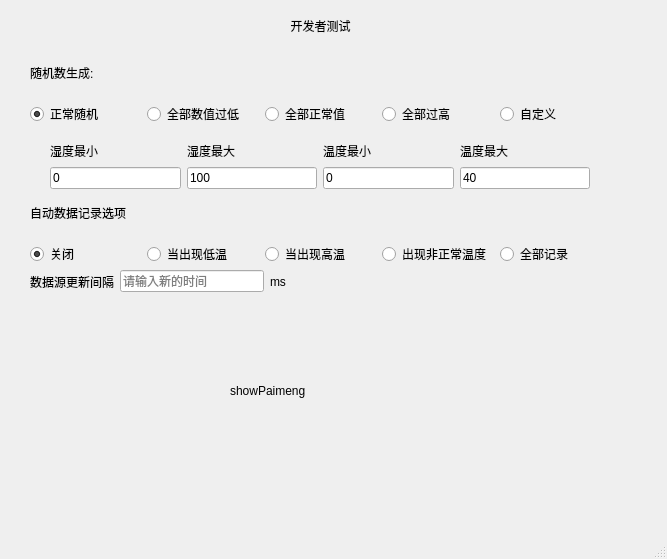
This is devtool.ui in WhereAreBugs/Cuit_project3 as Qt 5 draws it before an edit. The edited form follows.
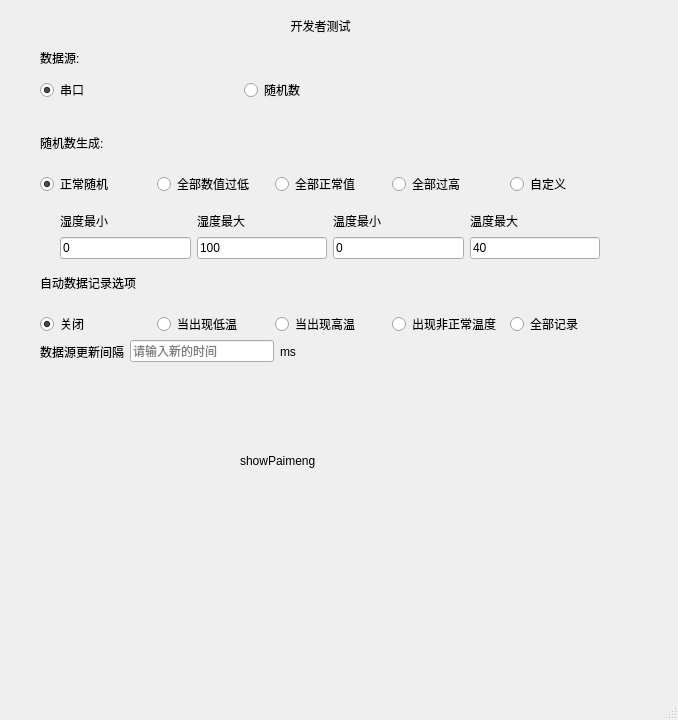
This is the edited form.

```diff
--- a/devtool.ui
+++ b/devtool.ui
@@ -6,8 +6,8 @@
    <rect>
     <x>0</x>
     <y>0</y>
-    <width>667</width>
-    <height>559</height>
+    <width>678</width>
+    <height>720</height>
    </rect>
   </property>
   <property name="windowTitle">
@@ -33,8 +33,8 @@
    <widget class="QLabel" name="showPaimeng">
     <property name="geometry">
      <rect>
-      <x>230</x>
-      <y>310</y>
+      <x>240</x>
+      <y>380</y>
       <width>181</width>
       <height>161</height>
      </rect>
@@ -46,8 +46,8 @@
    <widget class="QWidget" name="layoutWidget">
     <property name="geometry">
      <rect>
-      <x>30</x>
-      <y>50</y>
+      <x>40</x>
+      <y>120</y>
       <width>581</width>
       <height>91</height>
      </rect>
@@ -128,8 +128,8 @@
    <widget class="QWidget" name="layoutWidget_2">
     <property name="geometry">
      <rect>
-      <x>30</x>
-      <y>190</y>
+      <x>40</x>
+      <y>260</y>
       <width>581</width>
       <height>91</height>
      </rect>
@@ -210,8 +210,8 @@
    <widget class="QWidget" name="layoutWidget">
     <property name="geometry">
      <rect>
-      <x>30</x>
-      <y>270</y>
+      <x>40</x>
+      <y>340</y>
       <width>256</width>
       <height>23</height>
      </rect>
@@ -243,8 +243,8 @@
    <widget class="QWidget" name="layoutWidget">
     <property name="geometry">
      <rect>
-      <x>50</x>
-      <y>140</y>
+      <x>60</x>
+      <y>210</y>
       <width>540</width>
       <height>49</height>
      </rect>
@@ -324,6 +324,48 @@
      </item>
     </layout>
    </widget>
+   <widget class="QLabel" name="label_7">
+    <property name="geometry">
+     <rect>
+      <x>40</x>
+      <y>50</y>
+      <width>58</width>
+      <height>16</height>
+     </rect>
+    </property>
+    <property name="text">
+     <string>数据源:</string>
+    </property>
+   </widget>
+   <widget class="QWidget" name="horizontalLayoutWidget">
+    <property name="geometry">
+     <rect>
+      <x>40</x>
+      <y>70</y>
+      <width>401</width>
+      <height>41</height>
+     </rect>
+    </property>
+    <layout class="QHBoxLayout" name="horizontalLayout_4">
+     <item>
+      <widget class="QRadioButton" name="isSerial">
+       <property name="text">
+        <string>串口</string>
+       </property>
+       <property name="checked">
+        <bool>true</bool>
+       </property>
+      </widget>
+     </item>
+     <item>
+      <widget class="QRadioButton" name="radioButton_3">
+       <property name="text">
+        <string>随机数</string>
+       </property>
+      </widget>
+     </item>
+    </layout>
+   </widget>
   </widget>
   <widget class="QMenuBar" name="menubar">
    <property name="geometry">
```
Left out of the diff: 4 changed lines with no effect on the pictures.
